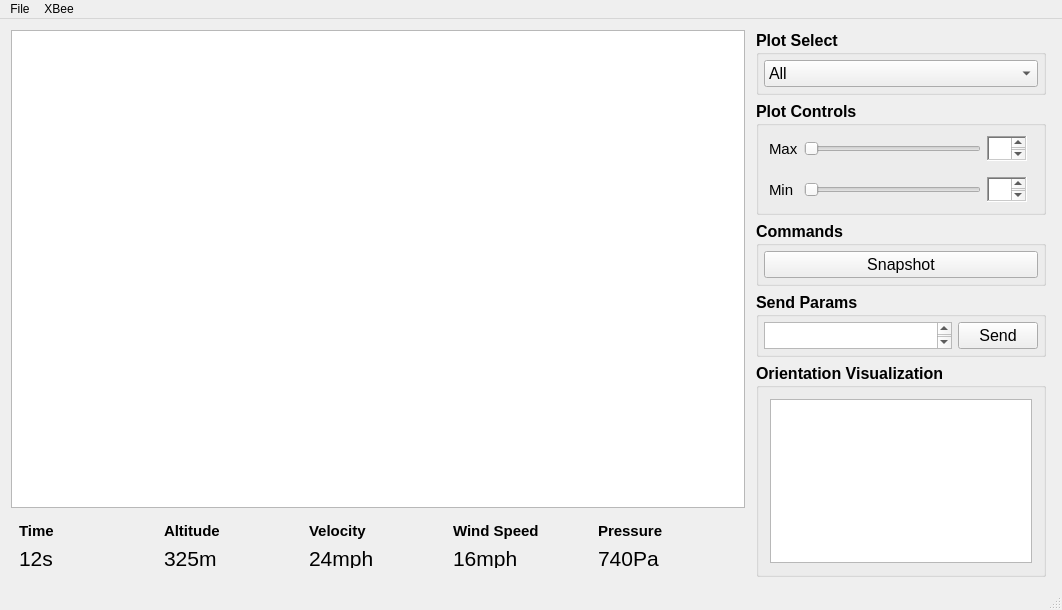
This is gcs-2018/gcs-ui/mainwindow.ui in thl024/UCSD-Cansat-2017-18 as Qt 5 draws it before an edit. The edited form follows.
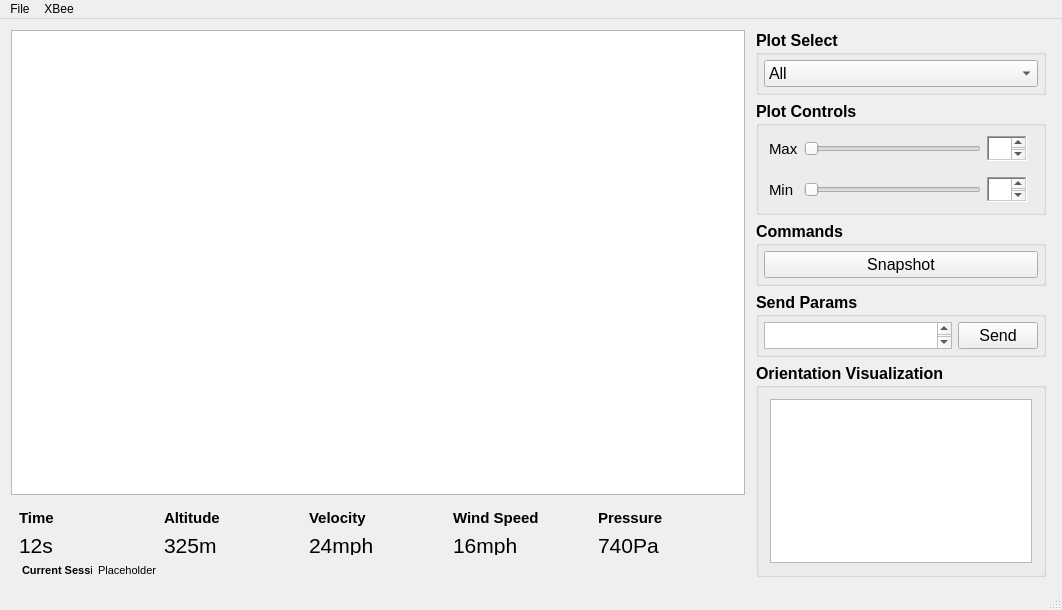
This is the edited form.

Diff of the .ui file:
```diff
--- a/gcs-2018/gcs-ui/mainwindow.ui
+++ b/gcs-2018/gcs-ui/mainwindow.ui
@@ -652,6 +652,56 @@
       </layout>
      </widget>
     </item>
+    <item row="0" column="0">
+     <widget class="QGraphicsView" name="graphicsView"/>
+    </item>
+    <item row="2" column="0">
+     <widget class="QWidget" name="widget_7" native="true">
+      <layout class="QHBoxLayout" name="horizontalLayout_2">
+       <property name="sizeConstraint">
+        <enum>QLayout::SetDefaultConstraint</enum>
+       </property>
+       <property name="topMargin">
+        <number>0</number>
+       </property>
+       <property name="bottomMargin">
+        <number>0</number>
+       </property>
+       <item>
+        <widget class="QLabel" name="label_13">
+         <property name="maximumSize">
+          <size>
+           <width>70</width>
+           <height>16777215</height>
+          </size>
+         </property>
+         <property name="font">
+          <font>
+           <pointsize>8</pointsize>
+           <weight>75</weight>
+           <bold>true</bold>
+          </font>
+         </property>
+         <property name="text">
+          <string>Current Session:</string>
+         </property>
+        </widget>
+       </item>
+       <item>
+        <widget class="QLabel" name="session_label">
+         <property name="font">
+          <font>
+           <pointsize>8</pointsize>
+          </font>
+         </property>
+         <property name="text">
+          <string>Placeholder</string>
+         </property>
+        </widget>
+       </item>
+      </layout>
+     </widget>
+    </item>
    </layout>
   </widget>
   <widget class="QStatusBar" name="statusBar"/>
```
Left out of the diff: 3 changed lines with no effect on the pictures.
